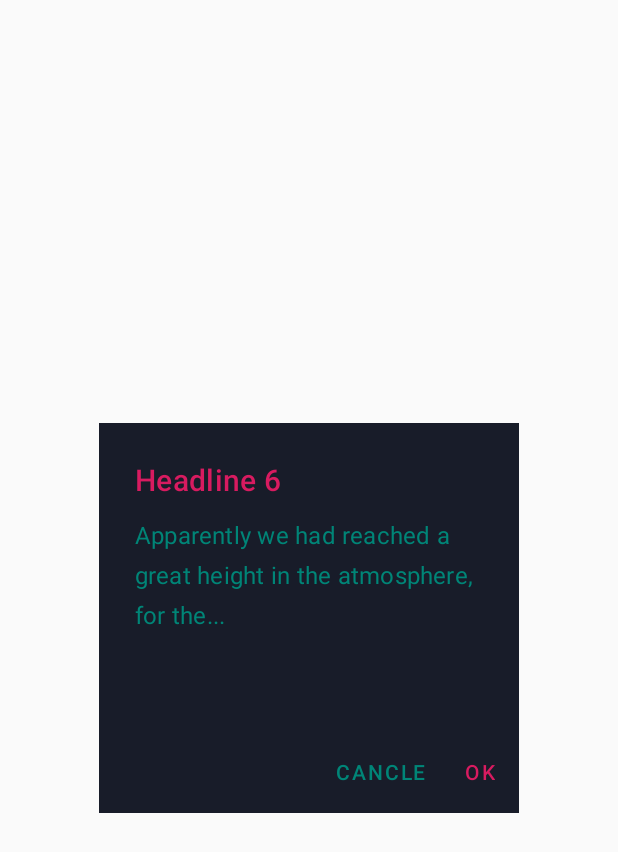
After one commit to Vanik98/Apaga, an Android app: the layout custom_confirmation_dialog.xml on its own in the app's theme, with its tools: preview values and no code run, on a phone screen of 412 x 824 dp. The commit adds this screen. Shown: the top 852 px of the screen. Run offline under Robolectric (Android 15) with nearby library versions, the phone set to English and light mode, and no system bars.

Commit message:
add dialog util

```diff
--- a/app/src/main/java/com/example/apaga/ui/login/LoginContract.kt
+++ b/app/src/main/java/com/example/apaga/ui/login/LoginContract.kt
@@ -9,11 +9,13 @@ interface LoginContract{
     interface View : MvpView{
         fun openRegistrationEmailFragment()
 
-        fun openRegistrationFacebookActivty()
+        fun openRegistrationFacebookActivity()
+
+        fun openHomeActivity()
     }
 
     interface Presenter : MvpPresenter<View> {
-
+        fun login(email:String,password:String)
     }
 
     interface Model : MvpModel {
--- /dev/null
+++ b/app/src/main/res/layout/custom_confirmation_dialog.xml
@@ -0,0 +1,99 @@
+<?xml version="1.0" encoding="utf-8"?>
+<LinearLayout xmlns:android="http://schemas.android.com/apk/res/android"
+    xmlns:tools="http://schemas.android.com/tools"
+    android:layout_width="280dp"
+    android:layout_height="wrap_content"
+    android:layout_gravity="center"
+    android:layout_marginStart="40dp"
+    android:layout_marginEnd="40dp"
+    android:background="#181c29"
+    android:orientation="vertical"
+    android:paddingTop="24dp">
+
+    <TextView
+        android:id="@+id/txt_title"
+        android:layout_width="match_parent"
+        android:layout_height="wrap_content"
+        android:layout_marginStart="24dp"
+        android:layout_marginEnd="24dp"
+        android:fontFamily="sans-serif-medium"
+        android:letterSpacing="0.01"
+        android:textColor="@color/colorAccent"
+        android:textSize="20sp"
+        android:textStyle="normal"
+        tools:targetApi="lollipop"
+        tools:text="Headline 6" />
+
+    <TextView
+        android:id="@+id/txt_msg"
+        android:layout_width="wrap_content"
+        android:layout_height="wrap_content"
+        android:layout_marginStart="24dp"
+        android:layout_marginTop="12dp"
+        android:layout_marginEnd="24dp"
+        android:fontFamily="sans-serif"
+        android:letterSpacing="0.01"
+        android:lineSpacingExtra="8sp"
+        android:textColor="@color/colorPrimary"
+        android:textSize="16sp"
+        android:textStyle="normal"
+        tools:targetApi="lollipop"
+        tools:text="Apparently we had reached a great height in the atmosphere, for the..." />
+
+    <LinearLayout
+        android:layout_width="wrap_content"
+        android:layout_height="wrap_content"
+        android:layout_gravity="end"
+        android:layout_marginTop="74dp"
+        android:layout_marginBottom="8dp"
+        android:orientation="horizontal">
+
+        <TextView
+            android:id="@+id/btn_negative"
+            android:layout_width="wrap_content"
+            android:layout_height="wrap_content"
+            android:layout_marginEnd="10dp"
+            android:clickable="true"
+            android:focusable="true"
+            android:fontFamily="sans-serif-medium"
+            android:foreground="?android:attr/selectableItemBackground"
+            android:letterSpacing="0.09"
+            android:lineSpacingExtra="2sp"
+            android:paddingStart="8dp"
+            android:paddingTop="10dp"
+            android:paddingEnd="8dp"
+            android:paddingBottom="10dp"
+            android:text="@string/cancel"
+            android:textAllCaps="true"
+            android:textColor="@color/colorPrimary"
+            android:textSize="14sp"
+            android:textStyle="normal"
+            tools:targetApi="lollipop"
+            android:layout_marginRight="10dp" />
+
+        <TextView
+            android:id="@+id/btn_positive"
+            android:layout_width="wrap_content"
+            android:layout_height="wrap_content"
+            android:layout_marginEnd="8dp"
+            android:clickable="true"
+            android:focusable="true"
+            android:fontFamily="sans-serif-medium"
+            android:foreground="?android:attr/selectableItemBackground"
+            android:letterSpacing="0.09"
+            android:lineSpacingExtra="2sp"
+            android:paddingStart="8dp"
+            android:paddingTop="10dp"
+            android:paddingEnd="8dp"
+            android:paddingBottom="10dp"
+            android:text="@string/ok"
+            android:textAllCaps="true"
+            android:textColor="@color/colorAccent"
+            android:textSize="14sp"
+            android:textStyle="normal"
+            tools:targetApi="lollipop"
+            android:layout_marginRight="8dp" />
+
+    </LinearLayout>
+
+</LinearLayout>
--- a/app/src/main/res/values/strings.xml
+++ b/app/src/main/res/values/strings.xml
@@ -18,4 +18,6 @@
     <string name="menu_share">Share</string>
     <string name="menu_send">Send</string>
     <string name="pay">Pay</string>
+    <string name="ok">ok</string>
+    <string name="cancel">cancle</string>
 </resources>
```
Also changed, not shown: app/src/main/java/com/example/apaga/ui/login/LoginActivity.kt (+7 -3 lines), app/src/main/java/com/example/apaga/ui/login/LoginPresenter.kt (+7 -1 lines), app/src/main/java/com/example/apaga/utils/DialogUtils.kt (added, +62 -0 lines).
